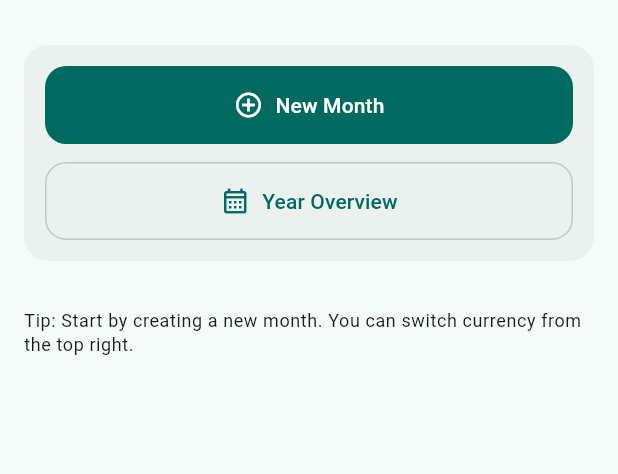
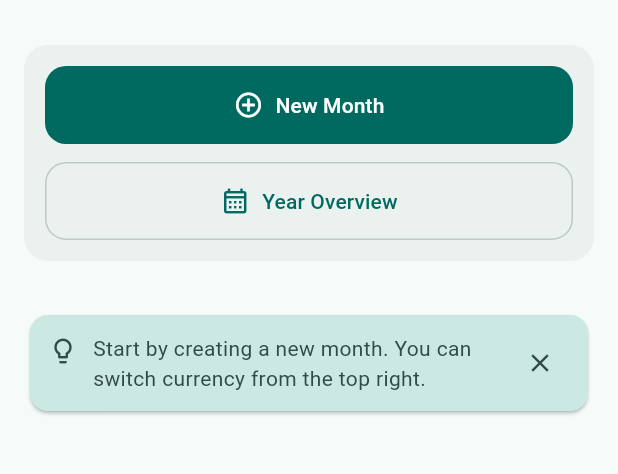
Before and after one commit to PabloSczn/truly-budget, a Flutter app: the screen it shows after launch, on a phone screen of 412 x 824 dp, the part 63-537 px from its top. Run offline on Flutter 3.47's test engine with Material 3 defaults, Android fonts, the phone set to English and light mode, and no system bars; our stand-ins replace package_info_plus, shared_preferences.

Commit message:
improve tips

```diff
--- a/lib/screens/landing_screen.dart
+++ b/lib/screens/landing_screen.dart
@@ -6,7 +6,10 @@ import '../widgets/currency_selector.dart';
 import 'month_selection_screen.dart';
 import 'year_overview_screen.dart';
 import '../widgets/app_menu_drawer.dart';
+import '../widgets/dismissible_tip_banner.dart';
 import '../widgets/month_overview_tile.dart';
+
+const _landingStartTipId = 'landing_start_tip';
 
 class LandingScreen extends StatelessWidget {
   const LandingScreen({super.key});
@@ -125,12 +128,15 @@ class LandingScreen extends StatelessWidget {
                   );
                 },
               ),
-          ] else
+          ] else if (!store.isTipDismissed(_landingStartTipId))
             Padding(
               padding: const EdgeInsets.only(top: 8.0),
-              child: Text(
-                'Tip: Start by creating a new month. You can switch currency from the top right.',
-                style: Theme.of(context).textTheme.bodySmall,
+              child: DismissibleTipBanner(
+                message:
+                    'Start by creating a new month. You can switch currency from the top right.',
+                onClose: () {
+                  context.read<BudgetStore>().dismissTip(_landingStartTipId);
+                },
               ),
             ),
         ],
--- a/lib/state/budget_store.dart
+++ b/lib/state/budget_store.dart
@@ -16,6 +16,7 @@ import '../models/currency.dart';
 
 class BudgetStore extends ChangeNotifier {
   final Map<String, MonthBudget> _budgets = {}; // key: YYYY-MM
+  final Set<String> _dismissedTipIds = <String>{};
   String? selectedYMKey;
   Currency currency = const Currency('GBP', '£');
   bool initialized = false;
@@ -50,6 +51,12 @@ class BudgetStore extends ChangeNotifier {
         final code = data['currency_code'] as String?;
         if (code != null) currency = Currencies.byCode(code);
         selectedYMKey = data['selected_ym'] as String?;
+        _dismissedTipIds
+          ..clear()
+          ..addAll(
+            (data['dismissed_tips'] as List<dynamic>? ?? [])
+                .whereType<String>(),
+          );
       } catch (_) {
         // If file is corrupted, keep empty state
       }
@@ -70,6 +77,7 @@ class BudgetStore extends ChangeNotifier {
   Map<String, dynamic> _toJson() => {
         'currency_code': currency.code,
         'selected_ym': selectedYMKey,
+        'dismissed_tips': _dismissedTipIds.toList()..sort(),
         'budgets': _budgets.map(
           (k, v) => MapEntry(k, v.toJson()),
         ),
@@ -97,6 +105,15 @@ class BudgetStore extends ChangeNotifier {
     currency = c;
     _scheduleSave();
     notifyListeners();
+  }
+
+  bool isTipDismissed(String tipId) => _dismissedTipIds.contains(tipId);
+
+  void dismissTip(String tipId) {
+    if (_dismissedTipIds.add(tipId)) {
+      _scheduleSave();
+      notifyListeners();
+    }
   }
 
   void selectMonth(int year, int month) {
--- /dev/null
+++ b/lib/widgets/dismissible_tip_banner.dart
@@ -0,0 +1,56 @@
+import 'package:flutter/material.dart';
+
+class DismissibleTipBanner extends StatelessWidget {
+  final String message;
+  final VoidCallback onClose;
+
+  const DismissibleTipBanner({
+    super.key,
+    required this.message,
+    required this.onClose,
+  });
+
+  @override
+  Widget build(BuildContext context) {
+    final colorScheme = Theme.of(context).colorScheme;
+
+    return Card(
+      color: colorScheme.secondaryContainer,
+      child: Padding(
+        padding: const EdgeInsets.all(12),
+        child: Row(
+          crossAxisAlignment: CrossAxisAlignment.start,
+          children: [
+            Padding(
+              padding: const EdgeInsets.only(top: 2),
+              child: Icon(
+                Icons.lightbulb_outline,
+                color: colorScheme.onSecondaryContainer,
+                size: 20,
+              ),
+            ),
+            const SizedBox(width: 10),
+            Expanded(
+              child: Text(
+                message,
+                style: TextStyle(color: colorScheme.onSecondaryContainer),
+              ),
+            ),
+            const SizedBox(width: 6),
+            IconButton(
+              visualDensity: VisualDensity.compact,
+              splashRadius: 18,
+              tooltip: 'Dismiss tip',
+              onPressed: onClose,
+              icon: Icon(
+                Icons.close,
+                color: colorScheme.onSecondaryContainer,
+                size: 20,
+              ),
+            ),
+          ],
+        ),
+      ),
+    );
+  }
+}
```
Also changed, not shown: lib/screens/month_screen.dart (+14 -11 lines).
